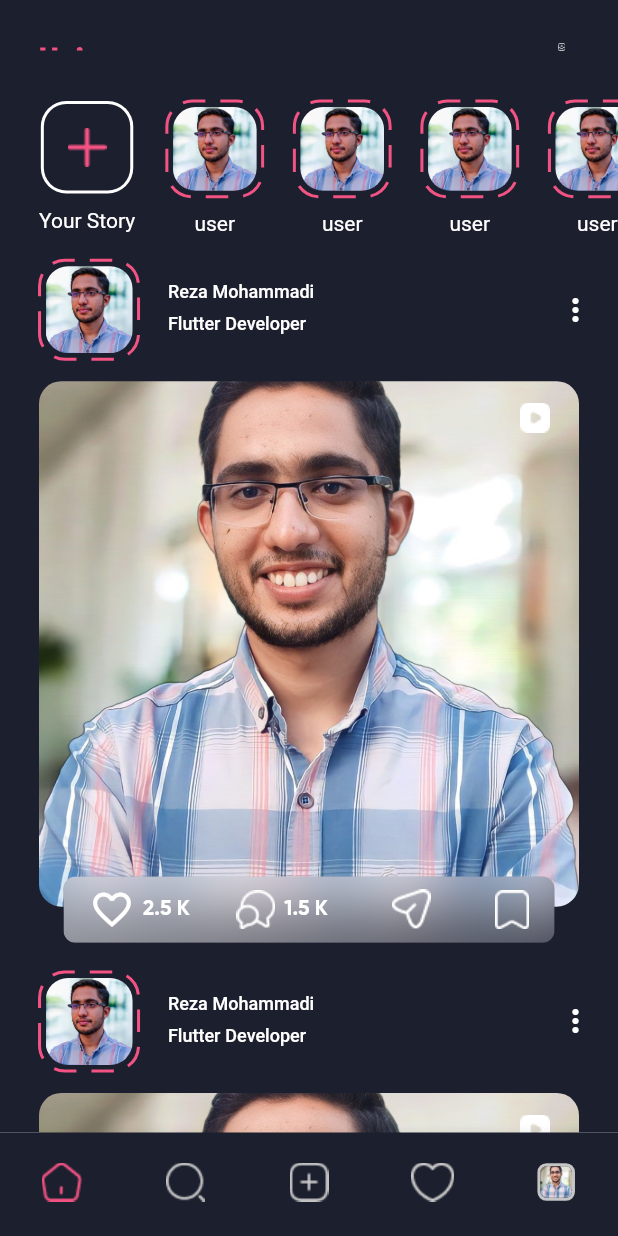
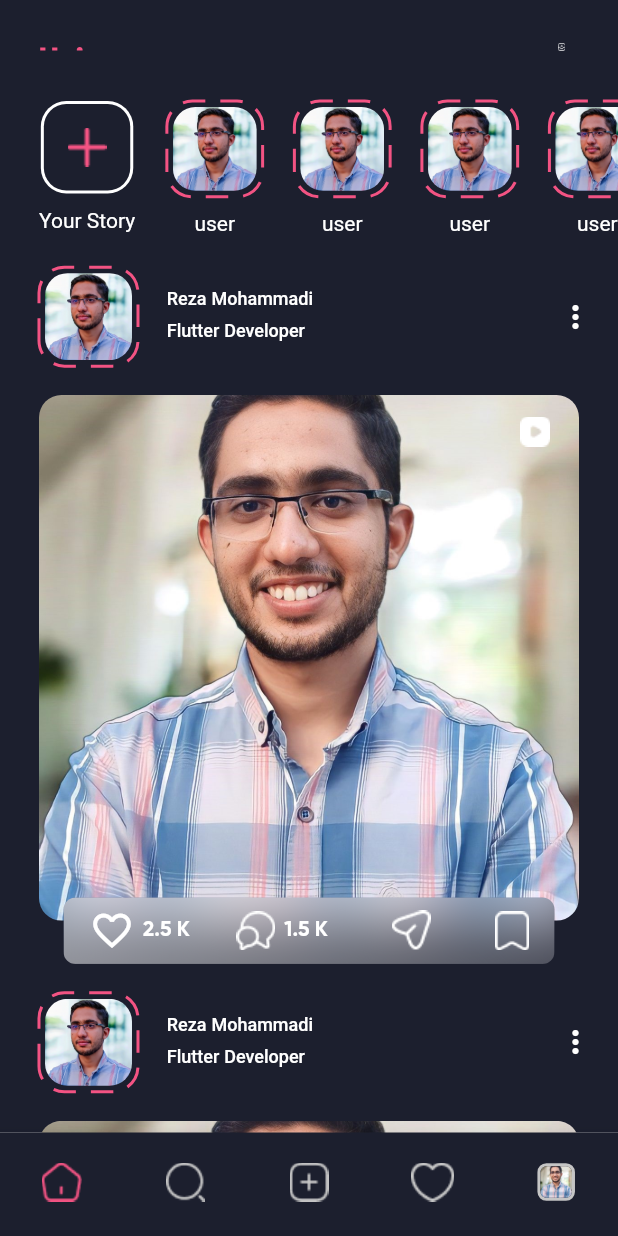
Before and after one commit to RezaMohammadi8001/uniquegram, a Flutter app: the MainScreen screen opened directly, on a phone screen of 412 x 824 dp. Run offline on Flutter 3.47's test engine with Material 2 defaults, Android fonts, the phone set to English and light mode, and no system bars; drawn by our look-alikes of dotted_border; our stand-ins replace email_validator, flutter_screenutil.

```diff
--- a/lib/screens/main_screen.dart
+++ b/lib/screens/main_screen.dart
@@ -1,6 +1,7 @@
 import 'package:flutter/material.dart';
 import 'package:flutter_screenutil/flutter_screenutil.dart';
 import 'package:uniquegram/screens/home_screen.dart';
+import 'package:uniquegram/screens/search_screen.dart';
 
 class MainScreen extends StatefulWidget {
   const MainScreen({super.key});
@@ -106,7 +107,7 @@ class _MainScreenState extends State<MainScreen> {
   List<Widget> _getlayout() {
     return <Widget>[
       const HomeScrenn(),
-      const HomeScrenn(),
+      const SearchScreen(),
       const HomeScrenn(),
       const HomeScrenn(),
     ];
--- a/lib/widgets/post_widget.dart
+++ b/lib/widgets/post_widget.dart
@@ -2,7 +2,6 @@ import 'dart:ui';
 import 'package:flutter/material.dart';
 import 'package:flutter_screenutil/flutter_screenutil.dart';
 import 'package:uniquegram/widgets/profile_widget.dart';
-import 'package:uniquegram/widgets/story_widget.dart';
 
 class PostWidget extends StatelessWidget {
   const PostWidget({super.key});
@@ -77,7 +76,6 @@ class PostWidget extends StatelessWidget {
                 child: Image.asset('assets/images/icon_video.png'),
               ),
               Positioned(
-                bottom: 5.w,
                 child: ClipRRect(
                   borderRadius: BorderRadius.circular(8),
                   child: BackdropFilter(
--- a/lib/widgets/profile_widget.dart
+++ b/lib/widgets/profile_widget.dart
@@ -1,5 +1,6 @@
 import 'package:dotted_border/dotted_border.dart';
 import 'package:flutter/material.dart';
+import 'package:flutter_screenutil/flutter_screenutil.dart';
 
 class ProfileOfPost extends StatelessWidget {
   const ProfileOfPost({super.key});
@@ -7,7 +8,7 @@ class ProfileOfPost extends StatelessWidget {
   @override
   Widget build(BuildContext context) {
     return Container(
-      margin: const EdgeInsets.symmetric(horizontal: 10.0, vertical: 5.0),
+      margin: EdgeInsets.symmetric(horizontal: 10.0.w, vertical: 10.0.w),
       child: DottedBorder(
         dashPattern: const [15, 10],
         strokeWidth: 2,
```
Also changed, not shown: lib/screens/search_screen.dart (added, +46 -0 lines), assets/images/icon_scan.png (added), assets/images/icon_search.png (added).
